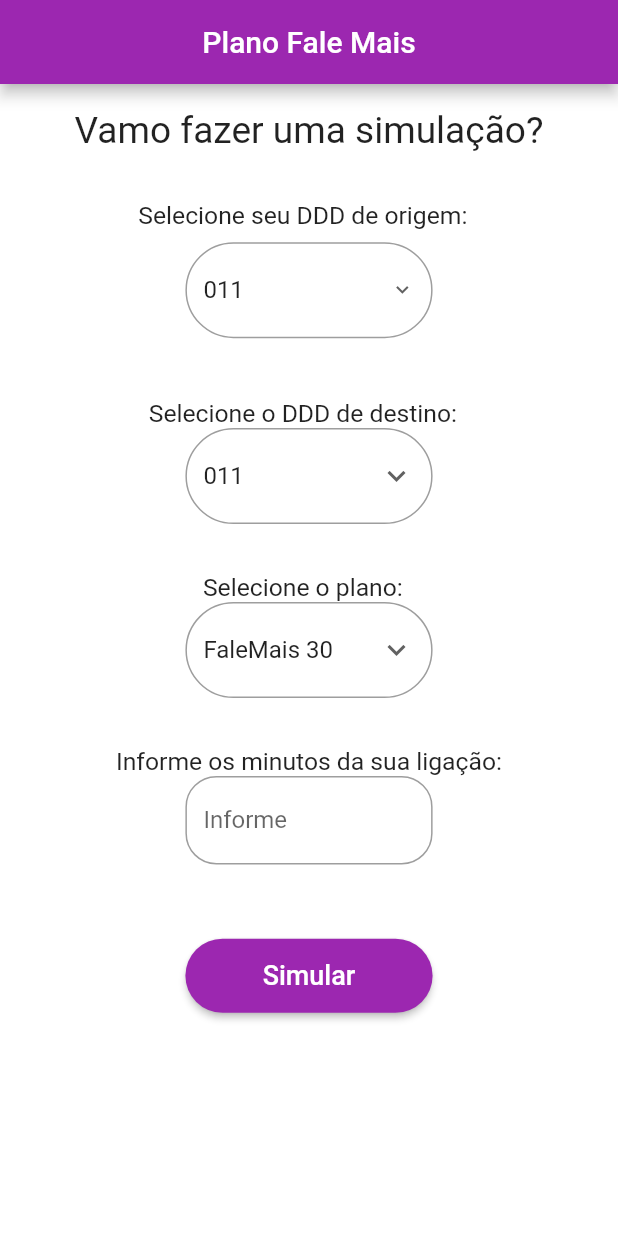
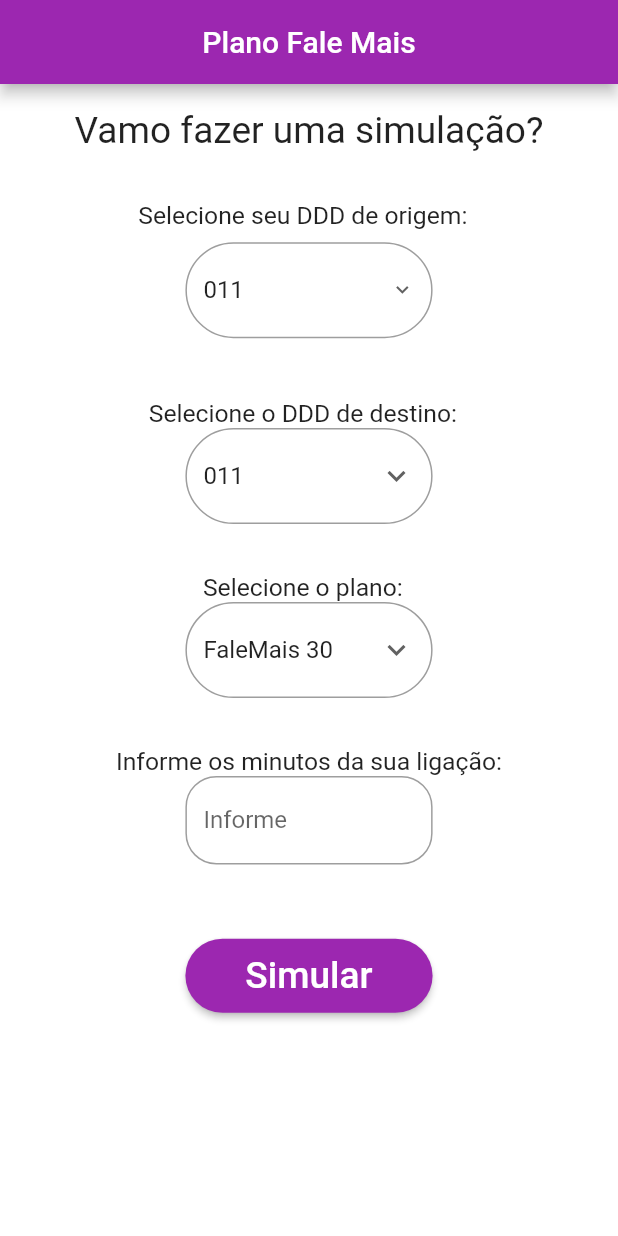
Before and after one commit to GnadtFernando/AppFaleMais, a Flutter app: the screen it shows after launch, on a phone screen of 412 x 824 dp. Run offline on Flutter 3.47's test engine with Material 2 defaults, Android fonts, the phone set to English and light mode, and no system bars; our stand-ins replace flutter_easyloading, fluttertoast.

Commit message:
fix button size

```diff
--- a/lib/page/home_page.dart
+++ b/lib/page/home_page.dart
@@ -209,9 +209,9 @@
                           )
                         }
                     },
-                    child: const Text(
+                    child: Text(
                       'Simular',
-                      style: TextStyle(fontSize: 18),
+                      style: TextStyle(fontSize: size.width * 0.06),
                     ),
                   ),
                 ),
```
